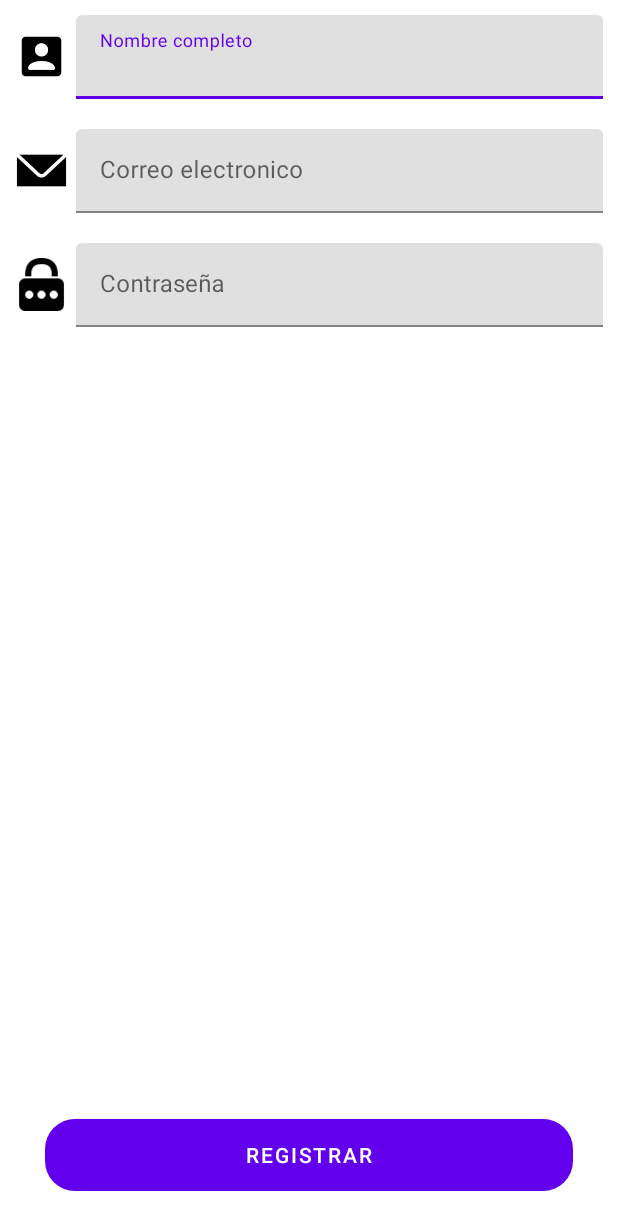
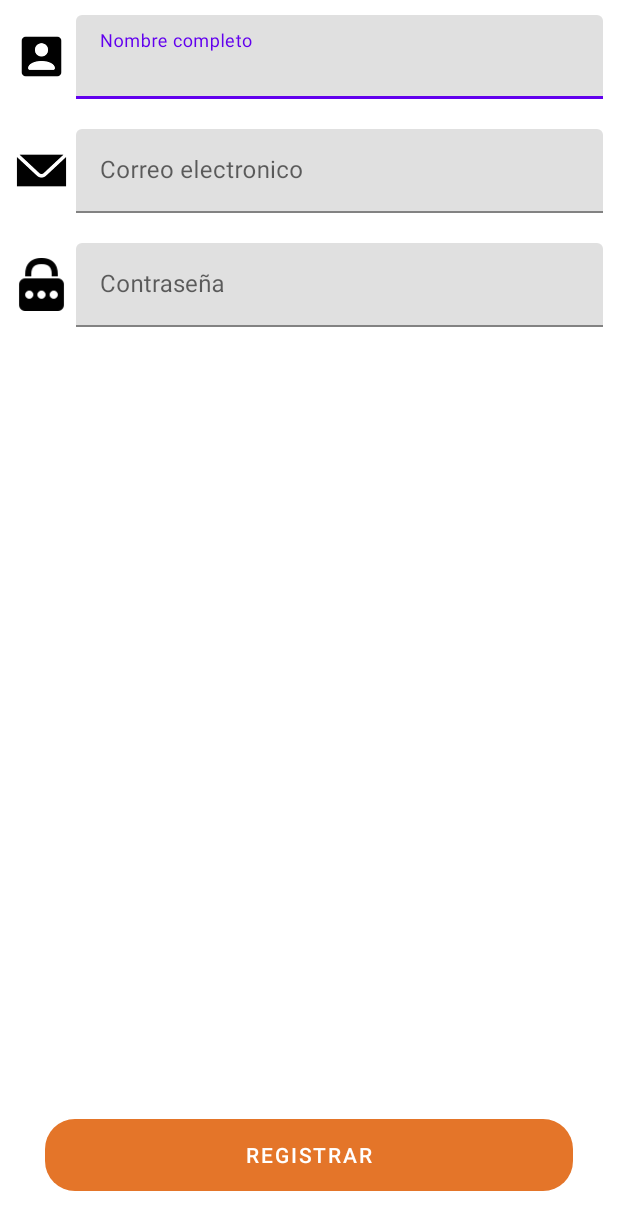
Before and after one commit to KevinMartinezC/pruebaFoto, an Android app: the Registro screen opened directly, with no data from a screen before it, on a phone screen of 412 x 824 dp. Shown: the top 1230 px of the screen. Run offline under Robolectric (Android 15) with nearby library versions, the phone set to English and light mode, and no system bars.

Commit message:
Cambios menores color boton registro

```diff
--- a/app/src/main/res/layout/activity_registro.xml
+++ b/app/src/main/res/layout/activity_registro.xml
@@ -115,7 +115,7 @@
                 android:layout_height="wrap_content"
                 android:text="REGISTRAR"
                 android:background="@drawable/rounded_button"
-                android:backgroundTint="@color/colorPrimary"
+                app:backgroundTint="@color/anaranjado"
                 android:layout_margin="30dp"
                 android:textColor="@color/white" />
 
```
